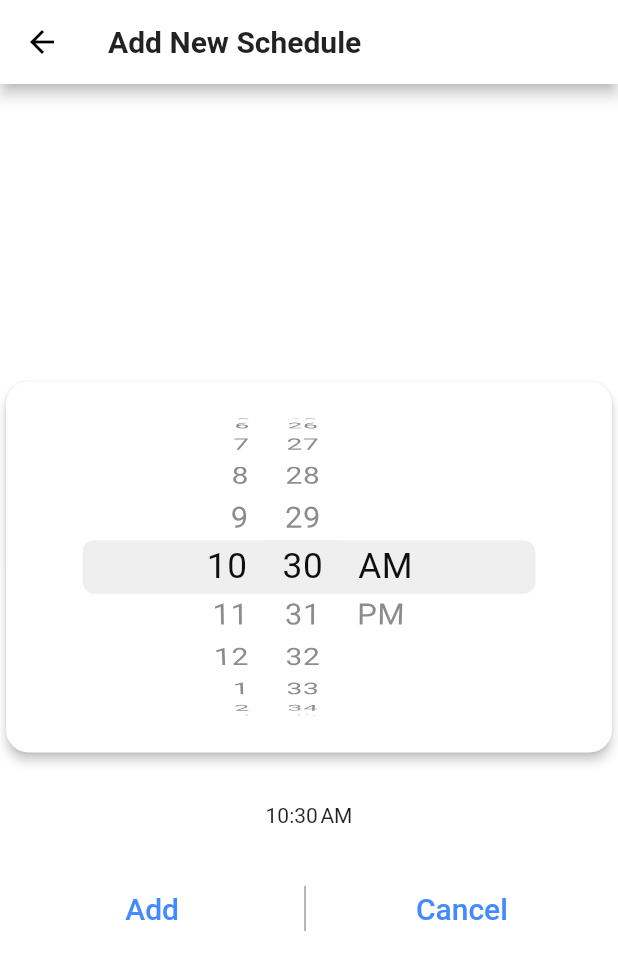
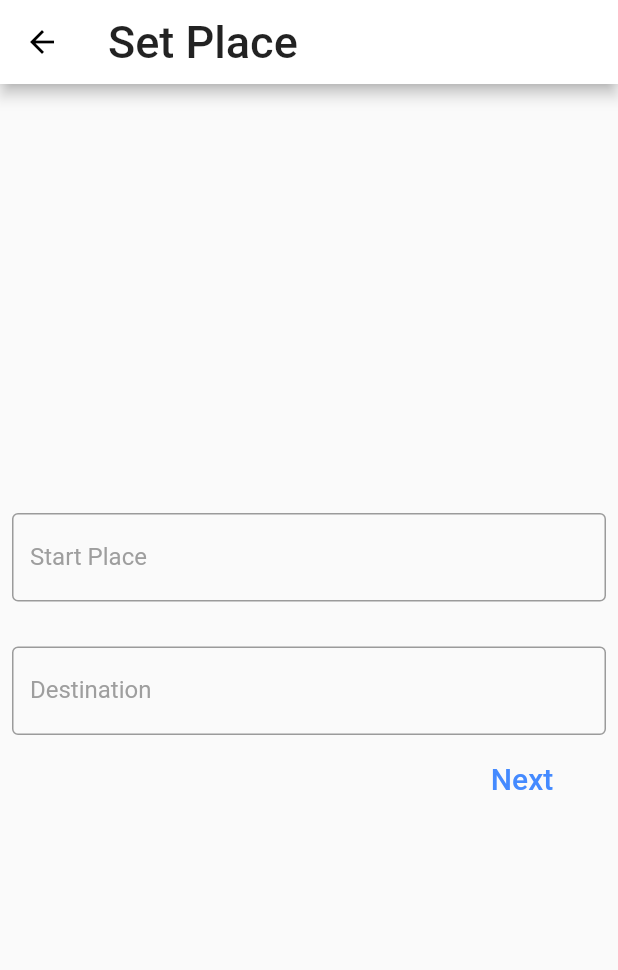
Before and after one commit to chlee1252/traffic_now, a Flutter app: the screen it shows after launch, after a tap on the "add" icon, on a phone screen of 412 x 824 dp. Shown: the top 970 px of the screen. Run offline on Flutter 3.47's test engine with Material 2 defaults, Android fonts, the phone set to English and light mode, and no system bars.

Commit message:
Added Place Screen

```diff
--- a/lib/screens/addScheduleScreen.dart
+++ b/lib/screens/addScheduleScreen.dart
@@ -8,7 +8,14 @@ class AddScheduleScreen extends StatefulWidget {
 }
 
 class _AddScheduleScreenState extends State<AddScheduleScreen> {
-  DateTime date = DateTime.now();
+  DateTime date;
+
+  @override
+  void initState() {
+    super.initState();
+    this.date = DateTime.now();
+  }
+
   @override
   Widget build(BuildContext context) {
     return Scaffold(
@@ -26,7 +33,6 @@ class _AddScheduleScreenState extends State<AddScheduleScreen> {
       body: SafeArea(
         child: Column(
           mainAxisAlignment: MainAxisAlignment.center,
-          crossAxisAlignment: CrossAxisAlignment.center,
           children: <Widget>[
             Card(
               elevation: 3.0,
--- a/lib/screens/mainScreen.dart
+++ b/lib/screens/mainScreen.dart
@@ -1,5 +1,6 @@
 import 'package:flutter/material.dart';
 import 'package:flutter/cupertino.dart';
+import 'package:trafficnow/screens/placeInputScreen.dart';
 import 'package:trafficnow/widget/mySwitchListTile.dart';
 import 'package:trafficnow/screens/addScheduleScreen.dart';
 
@@ -108,16 +109,16 @@ class _MainScreenState extends State<MainScreen> {
                 context,
                 MaterialPageRoute(
                   builder: (context) {
-                    return AddScheduleScreen();
+                    return PlaceInputScreen();
                   },
                 ),
               );
-              setState(() {
-                this.date = result;
-                if (this.date != null) {
-                  _addItem(this.date);
-                }
-              });
+//              setState(() {
+//                this.date = result;
+//                if (this.date != null) {
+//                  _addItem(this.date);
+//                }
+//              });
             },
           )
         ],
--- /dev/null
+++ b/lib/screens/placeInputScreen.dart
@@ -0,0 +1,119 @@
+import 'package:flutter/material.dart';
+import 'package:trafficnow/screens/addScheduleScreen.dart';
+
+class PlaceInputScreen extends StatefulWidget {
+  @override
+  _PlaceInputScreenState createState() => _PlaceInputScreenState();
+}
+
+class _PlaceInputScreenState extends State<PlaceInputScreen> {
+  FocusNode _startFocusNode, _destFocusNode;
+
+  @override
+  void initState() {
+    super.initState();
+    _startFocusNode = new FocusNode();
+    _destFocusNode = new FocusNode();
+  }
+
+  @override
+  void dispose() {
+    _startFocusNode.dispose();
+    _destFocusNode.dispose();
+    super.dispose();
+  }
+
+  @override
+  Widget build(BuildContext context) {
+    return GestureDetector(
+      onTap: () {
+        FocusScope.of(context).unfocus();
+      },
+      child: new Scaffold(
+        appBar: AppBar(
+          title: FittedBox(
+            fit: BoxFit.fitWidth,
+            child: Text(
+              "Set Place",
+              style: TextStyle(fontSize: 30.0),
+            ),
+          ),
+        ),
+        body: SafeArea(
+          child: Column(
+            mainAxisAlignment: MainAxisAlignment.center,
+            children: [
+              Padding(
+                padding: const EdgeInsets.symmetric(horizontal: 8.0),
+                child: TextField(
+                  focusNode: _startFocusNode,
+                  onTap: () {
+                    setState(() {
+                      FocusScope.of(context).requestFocus(_startFocusNode);
+                    });
+                  },
+                  decoration: InputDecoration(
+                    border: OutlineInputBorder(),
+                    focusedBorder: OutlineInputBorder(
+                      borderSide: BorderSide(width: 1.0, color: Colors.black),
+                    ),
+                    labelText: "Start Place",
+                    labelStyle: TextStyle(
+                        color: _startFocusNode.hasFocus
+                            ? Colors.black
+                            : Colors.grey),
+                  ),
+                ),
+              ),
+              Padding(
+                padding:
+                    const EdgeInsets.only(top: 30.0, left: 8.0, right: 8.0),
+                child: TextField(
+                  focusNode: _destFocusNode,
+                  onTap: () {
+                    setState(() {
+                      FocusScope.of(context).requestFocus(_destFocusNode);
+                    });
+                  },
+                  decoration: InputDecoration(
+                    border: OutlineInputBorder(),
+                    labelText: "Destination",
+                    labelStyle: TextStyle(
+                        color: _destFocusNode.hasFocus
+                            ? Colors.black
+                            : Colors.grey),
+                    focusedBorder: OutlineInputBorder(
+                      borderSide: BorderSide(width: 1.0, color: Colors.black),
+                    ),
+                  ),
+                ),
+              ),
+              Align(
+                alignment: Alignment.centerRight,
+                child: FlatButton(
+                  padding: EdgeInsets.only(top: 10.0, right: 40.0),
+                  child: Text(
+                    "Next",
+                    style: TextStyle(fontSize: 20.0),
+                  ),
+                  textColor: Colors.blueAccent,
+                  onPressed: () {
+                    FocusScope.of(context).unfocus();
+                    Navigator.push(
+                      context,
+                      MaterialPageRoute(
+                        builder: (BuildContext context) {
+                          return AddScheduleScreen();
+                        },
+                      ),
+                    );
+                  },
+                ),
+              )
+            ],
+          ),
+        ),
+      ),
+    );
+  }
+}
--- a/pubspec.yaml
+++ b/pubspec.yaml
@@ -29,7 +29,7 @@ dependencies:
   # Use with the CupertinoIcons class for iOS style icons.
   cupertino_icons: ^0.1.3
   intl: ^0.16.1
-#  flutter_time_picker_spinner: ^1.0.6
+  flutter_google_places: ^0.2.4
 
 dev_dependencies:
   flutter_test:
```
Also changed, not shown: pubspec.lock.
